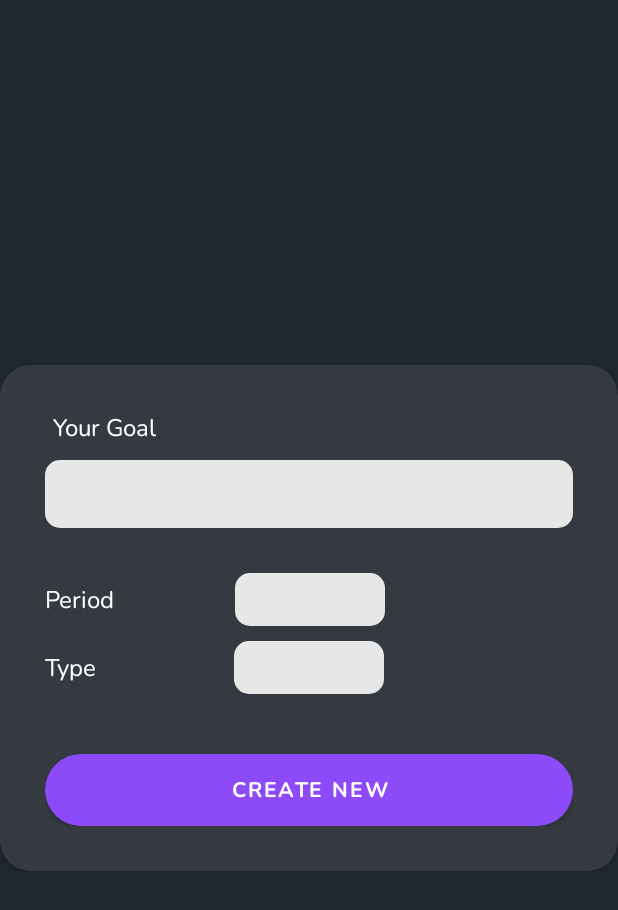
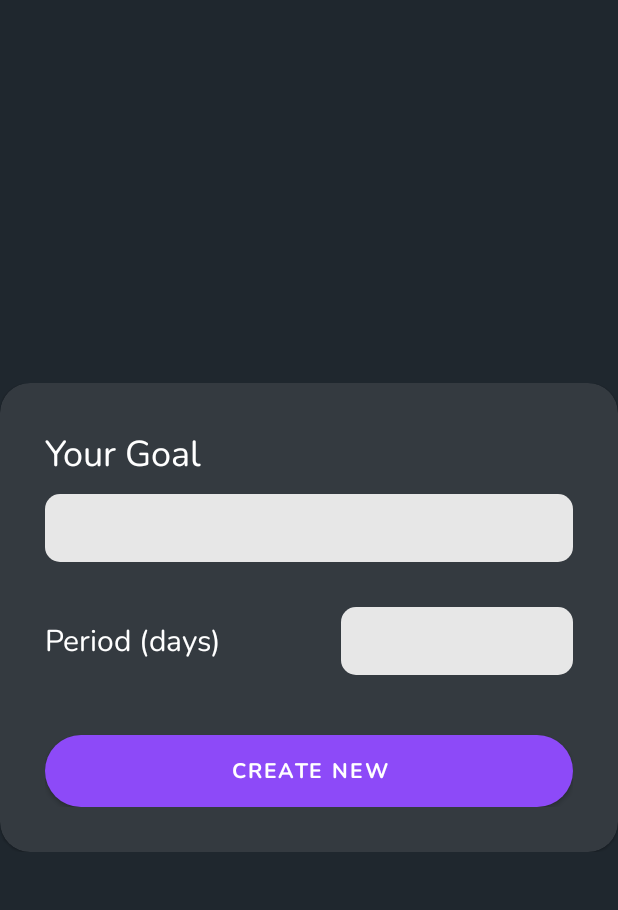
Before and after one commit to arina58/Habito, an Android app: the layout new_goal.xml on its own in the app's theme, with its tools: preview values and no code run, on a phone screen of 412 x 824 dp. Shown: the top 910 px of the screen. Run offline under Robolectric (Android 15) with nearby library versions, the light colour scheme and no system bars.

Commit message:
change colors 4 + process create

```diff
--- a/app/src/main/java/com/example/habitstracker/nav_fragment/HomeFragment.kt
+++ b/app/src/main/java/com/example/habitstracker/nav_fragment/HomeFragment.kt
@@ -1,12 +1,17 @@
 package com.example.habitstracker.nav_fragment
 
+import android.annotation.SuppressLint
+import android.app.Activity
 import android.app.Dialog
 import android.graphics.Color
 import android.os.Bundle
+import android.service.voice.VoiceInteractionSession.ActivityId
 import android.view.LayoutInflater
 import android.view.View
 import android.view.ViewGroup
+import android.widget.ArrayAdapter
 import android.widget.Button
+import android.widget.Spinner
 import androidx.coordinatorlayout.widget.CoordinatorLayout
 import androidx.fragment.app.Fragment
 import androidx.recyclerview.widget.LinearLayoutManager
@@ -72,6 +77,7 @@ class HomeFragment : Fragment() {
         homeClass.Hello.text = "Hello, ${getUserName.execute()}"
     }
 
+    @SuppressLint("ResourceType")
     private fun showAddDialog() {
         val dialog = Dialog(MAIN)
         dialog.setContentView(R.layout.new_goal)
--- a/app/src/main/res/layout/fragment_settings.xml
+++ b/app/src/main/res/layout/fragment_settings.xml
@@ -75,7 +75,8 @@
                     android:layout_height="wrap_content"
                     android:contentDescription="sound slider"
                     android:valueFrom="0"
-                    android:valueTo="100" />
+                    android:valueTo="100"
+                    app:labelBehavior="gone"/>
             </LinearLayout>
 
             <LinearLayout
--- a/app/src/main/res/layout/new_goal.xml
+++ b/app/src/main/res/layout/new_goal.xml
@@ -10,11 +10,11 @@
     <com.google.android.material.card.MaterialCardView
         android:layout_width="match_parent"
         android:layout_height="wrap_content"
+        android:backgroundTint="?attr/backgroundColor"
+        app:cardCornerRadius="20dp"
+
         app:layout_constraintStart_toStartOf="parent"
-        app:layout_constraintTop_toTopOf="parent"
-
-        app:cardCornerRadius="20dp"
-        android:backgroundTint="?attr/backgroundColor">
+        app:layout_constraintTop_toTopOf="parent">
 
         <androidx.constraintlayout.widget.ConstraintLayout
             android:layout_width="match_parent"
@@ -23,27 +23,28 @@
 
             <TextView
                 android:id="@+id/textView9"
+                style="@style/MyText"
                 android:layout_width="wrap_content"
                 android:layout_height="wrap_content"
                 android:text="Your Goal"
-                android:textSize="16sp"
+                android:textSize="24sp"
                 app:layout_constraintStart_toStartOf="parent"
-                app:layout_constraintTop_toTopOf="parent"
-                android:layout_marginLeft="5dp"
-                style="@style/MyText"/>
+                app:layout_constraintTop_toTopOf="parent" />
 
             <EditText
                 android:id="@+id/NameGoal"
                 android:layout_width="match_parent"
                 android:layout_height="45dp"
-                android:ems="10"
+                android:layout_marginTop="10dp"
+                android:background="@drawable/new_goal_item_back"
+                android:ems="13"
                 android:inputType="textPersonName"
-                android:fontFamily="@font/nunito_regular"
-                android:textSize="18sp"
+                android:paddingLeft="5dp"
+                android:textColor="@color/black"
+                android:textSize="20sp"
+                app:layout_constraintEnd_toEndOf="parent"
                 app:layout_constraintStart_toStartOf="parent"
-                app:layout_constraintTop_toBottomOf="@+id/textView9"
-                android:background="@drawable/new_goal_item_back"
-                android:layout_marginTop="10dp"/>
+                app:layout_constraintTop_toBottomOf="@+id/textView9" />
 
             <LinearLayout
                 android:id="@+id/LinearPeriod"
@@ -58,59 +59,40 @@
 
                 <TextView
                     android:id="@+id/textView10"
+                    style="@style/MyText"
                     android:layout_width="wrap_content"
                     android:layout_height="wrap_content"
-                    android:text="Period"
-                    android:textSize="16sp"
                     android:layout_marginRight="80dp"
-                    style="@style/MyText"/>
+                    android:text="Period (days)"
+                    android:textSize="20sp" />
 
-                <Spinner
-                    android:id="@+id/SpinnerPeriod"
-                    android:layout_width="100dp"
-                    android:layout_height="35dp"
-                    android:background="@drawable/new_goal_item_back" />
-            </LinearLayout>
+                <EditText
+                    android:id="@+id/editTextNumber"
+                    style="@style/MyText"
+                    android:layout_width="115dp"
+                    android:layout_height="45dp"
+                    android:layout_weight="1"
+                    android:background="@drawable/new_goal_item_back"
+                    android:ems="10"
+                    android:inputType="number"
+                    android:paddingLeft="5dp"
+                    android:textSize="20sp" />
 
-            <LinearLayout
-                android:id="@+id/LinearType"
-                android:layout_width="match_parent"
-                android:layout_height="match_parent"
-                android:layout_marginTop="10dp"
-                android:gravity="center_vertical"
-                android:orientation="horizontal"
-                app:layout_constraintEnd_toEndOf="parent"
-                app:layout_constraintStart_toStartOf="parent"
-                app:layout_constraintTop_toBottomOf="@+id/LinearPeriod">
 
-                <TextView
-                    android:id="@+id/textView11"
-                    android:layout_width="wrap_content"
-                    android:layout_height="wrap_content"
-                    android:text="Type"
-                    android:textSize="16sp"
-                    android:layout_marginRight="91dp"
-                    style="@style/MyText"/>
-
-                <Spinner
-                    android:id="@+id/SpinnerType"
-                    android:layout_width="100dp"
-                    android:layout_height="35dp"
-                    android:background="@drawable/new_goal_item_back" />
             </LinearLayout>
 
             <Button
                 android:id="@+id/ButtonCreate"
                 android:layout_width="match_parent"
                 android:layout_height="wrap_content"
+                android:layout_marginTop="40dp"
                 android:background="@drawable/button_continue"
                 android:fontFamily="@font/nunito_bold"
                 android:text="Create New"
                 android:textSize="14sp"
-                app:layout_constraintEnd_toEndOf="@+id/LinearType"
-                app:layout_constraintStart_toStartOf="@+id/LinearType"
-                app:layout_constraintTop_toBottomOf="@+id/LinearType"
-                android:layout_marginTop="40dp"/>
+                app:layout_constraintEnd_toEndOf="@+id/LinearPeriod"
+                app:layout_constraintStart_toStartOf="@+id/LinearPeriod"
+                app:layout_constraintTop_toBottomOf="@+id/LinearPeriod" />
         </androidx.constraintlayout.widget.ConstraintLayout>
 
     </com.google.android.material.card.MaterialCardView>
--- a/app/src/main/res/values/theme.xml
+++ b/app/src/main/res/values/theme.xml
@@ -10,6 +10,8 @@
         <item name="colorOnSecondary">@color/white</item>
         <item name="colorAccent">@color/purple_my</item>
 
+        <item name="colorSurface">#343A40</item>
+
         <item name="textFillColor">@color/black</item>
         <item name="colorContainer">@color/white</item>
 
```
Also changed, not shown: app/src/main/res/drawable/nav_item.xml (added, +7 -0 lines), app/src/main/res/layout/activity_main.xml (+4 -3 lines), app/src/main/res/layout/spinner_item.xml (added, +19 -0 lines), app/src/main/res/values/strings.xml (+18 -2 lines).
